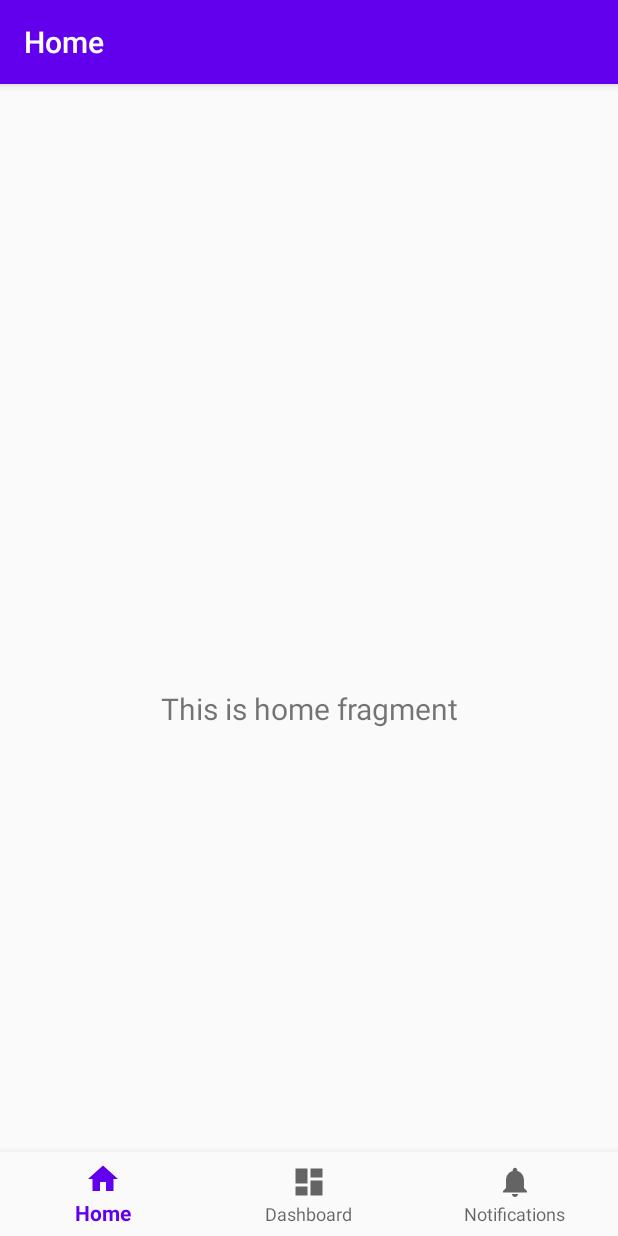
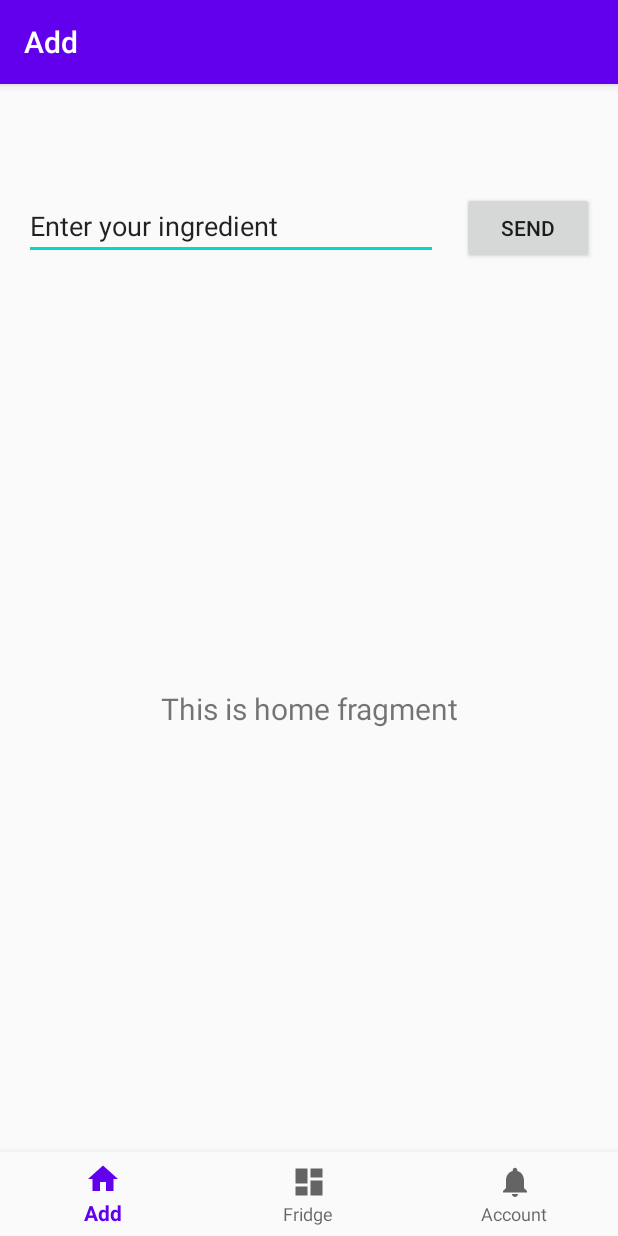
Before and after one commit to DamianJaszewski/Fridge, an Android app: the screen it shows after launch (MainActivity), on a phone screen of 412 x 824 dp. Run offline under Robolectric (Android 15) with nearby library versions, the phone set to English and light mode, and no system bars; our stand-ins replace navigation-ui.

Commit message:
add ingredient

```diff
--- a/app/src/main/res/layout/activity_main.xml
+++ b/app/src/main/res/layout/activity_main.xml
@@ -26,20 +26,38 @@
         android:layout_height="match_parent"
         app:defaultNavHost="true"
         app:layout_constraintBottom_toTopOf="@id/nav_view"
+        app:layout_constraintHorizontal_bias="0.0"
         app:layout_constraintLeft_toLeftOf="parent"
         app:layout_constraintRight_toRightOf="parent"
         app:layout_constraintTop_toTopOf="parent"
+        app:layout_constraintVertical_bias="1.0"
         app:navGraph="@navigation/mobile_navigation" />
 
-    <TextView
-        android:id="@+id/textView2"
+    <EditText
+        android:id="@+id/editTextTextPersonName"
+        android:layout_width="0dp"
+        android:layout_height="wrap_content"
+        android:layout_marginStart="16dp"
+        android:layout_marginTop="16dp"
+        android:ems="10"
+        android:inputType="textPersonName"
+        android:text="@string/edit_message"
+        app:layout_constraintEnd_toStartOf="@+id/button"
+        app:layout_constraintHorizontal_bias="0.5"
+        app:layout_constraintStart_toEndOf="@+id/nav_host_fragment"
+        app:layout_constraintStart_toStartOf="parent"
+        app:layout_constraintTop_toTopOf="parent" />
+
+    <Button
+        android:id="@+id/button"
         android:layout_width="wrap_content"
         android:layout_height="wrap_content"
-        android:text="Genialna aplikacja"
-        app:layout_constraintBottom_toTopOf="@+id/nav_view"
-        app:layout_constraintEnd_toStartOf="@+id/nav_host_fragment"
+        android:layout_marginStart="16dp"
+        android:layout_marginEnd="16dp"
+        android:text="@string/button_send"
+        app:layout_constraintBaseline_toBaselineOf="@+id/editTextTextPersonName"
+        app:layout_constraintEnd_toEndOf="parent"
         app:layout_constraintHorizontal_bias="0.5"
-        app:layout_constraintStart_toEndOf="@+id/nav_host_fragment"
-        app:layout_constraintTop_toTopOf="@+id/nav_host_fragment" />
+        app:layout_constraintStart_toEndOf="@+id/editTextTextPersonName" />
 
 </androidx.constraintlayout.widget.ConstraintLayout>
--- a/app/src/main/res/layout/fragment_home.xml
+++ b/app/src/main/res/layout/fragment_home.xml
@@ -13,6 +13,7 @@
         android:layout_marginStart="8dp"
         android:layout_marginTop="8dp"
         android:layout_marginEnd="8dp"
+        android:text="gdsgdfsgfds"
         android:textAlignment="center"
         android:textSize="20sp"
         app:layout_constraintBottom_toBottomOf="parent"
--- a/app/src/main/res/values/strings.xml
+++ b/app/src/main/res/values/strings.xml
@@ -1,6 +1,8 @@
 <resources>
     <string name="app_name">Fridge</string>
-    <string name="title_home">Home</string>
-    <string name="title_dashboard">Dashboard</string>
-    <string name="title_notifications">Notifications</string>
+    <string name="title_home">Add</string>
+    <string name="title_dashboard">Fridge</string>
+    <string name="title_notifications">Account</string>
+    <string name="edit_message">Enter your ingredient</string>
+    <string name="button_send">Send</string>
 </resources>
```
